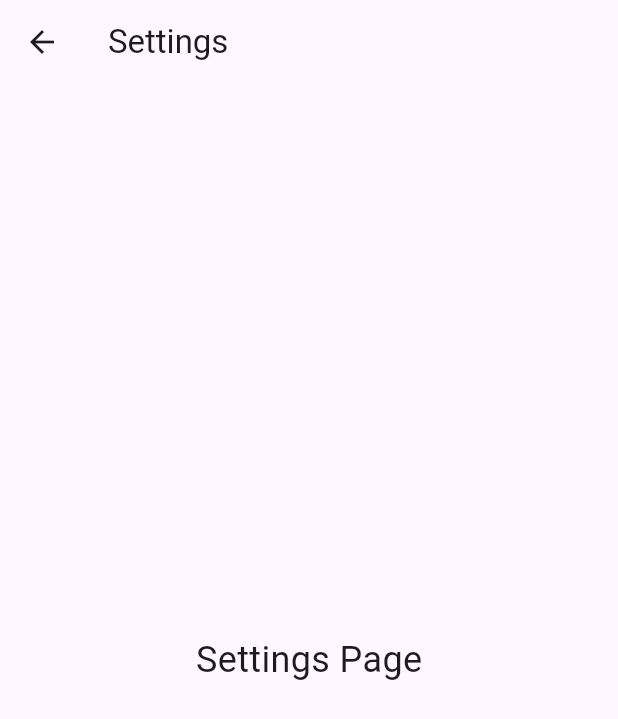
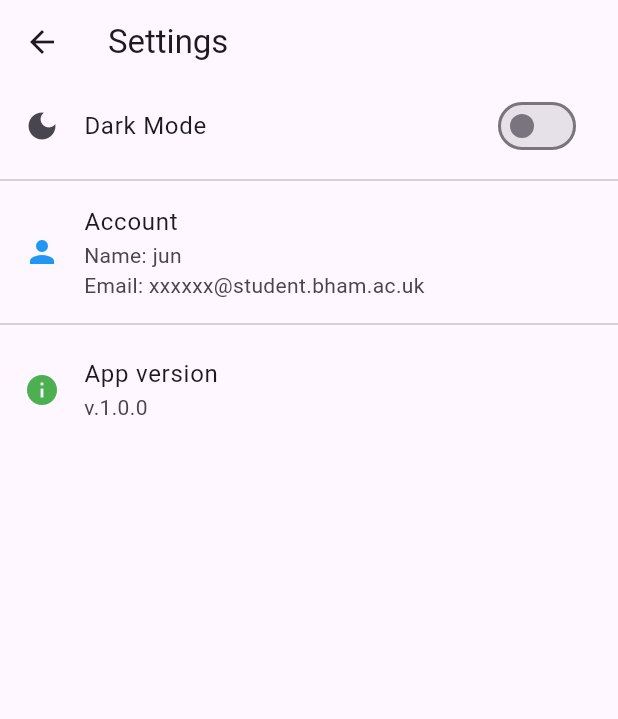
Before and after one commit to JamesMWaller/MobileAndUbiquitousComputing, a Flutter app: the Settings screen opened directly, on a phone screen of 412 x 824 dp. Shown: the top 719 px of the screen. Run offline on Flutter 3.47's test engine with Material 3 defaults, Android fonts, the phone set to English and light mode, and no system bars; our stand-ins replace curved_navigation_bar, flutter_blue_plus; missing offline and left inert: animated_appbar.

Commit message:
dark mode

```diff
--- a/flutter_ble/lib/NavToolBar/Items/settings.dart
+++ b/flutter_ble/lib/NavToolBar/Items/settings.dart
@@ -1,11 +1,46 @@
 import 'package:flutter/material.dart';
+import 'package:provider/provider.dart';
+import 'theme_provider.dart';
 
 class Settings extends StatelessWidget {
   @override
   Widget build(BuildContext context) {
+    final themeProvider = Provider.of<ThemeProvider>(context);
+
     return Scaffold(
       appBar: AppBar(title: Text("Settings")),
-      body: Center(child: Text("Settings Page", style: TextStyle(fontSize: 24))),
+      body: Column(
+        crossAxisAlignment: CrossAxisAlignment.start,
+        children: [
+          ListTile(
+            leading: Icon(Icons.dark_mode),
+            title: Text("Dark Mode"),
+            trailing: Switch(
+              value: themeProvider.isDarkMode,
+              onChanged: (value) {
+                themeProvider.toggleTheme();
+              },
+            ),
+          ),
+          Divider(),
+          ListTile(
+            leading: Icon(Icons.person, color: Colors.blue),
+            title: Text("Account"),
+            subtitle: Text("Name: jun\nEmail: xxxxxx@student.bham.ac.uk"),
+            onTap: () {
+              // 계정 설정 화면으로 이동하는 코드 추가 가능
+            },
+          ),
+
+          Divider(),
+
+          ListTile(
+            leading: Icon(Icons.info, color: Colors.green),
+            title: Text("App version"),
+            subtitle: Text("v.1.0.0"),
+          ),
+        ],
+      ),
     );
   }
 }
--- /dev/null
+++ b/flutter_ble/lib/NavToolBar/Items/theme_provider.dart
@@ -0,0 +1,10 @@
+import 'package:flutter/material.dart';
+
+class ThemeProvider with ChangeNotifier {
+  bool isDarkMode = false;
+
+  void toggleTheme() {
+    isDarkMode = !isDarkMode;
+    notifyListeners();
+  }
+}
--- a/flutter_ble/pubspec.yaml
+++ b/flutter_ble/pubspec.yaml
@@ -30,6 +30,7 @@ environment:
 dependencies:
   flutter:
     sdk: flutter
+  provider: ^6.0.5
   curved_navigation_bar: ^1.0.6
 
 
```
Also changed, not shown: flutter_ble/lib/main.dart (+13 -4 lines), flutter_ble/pubspec.lock.
